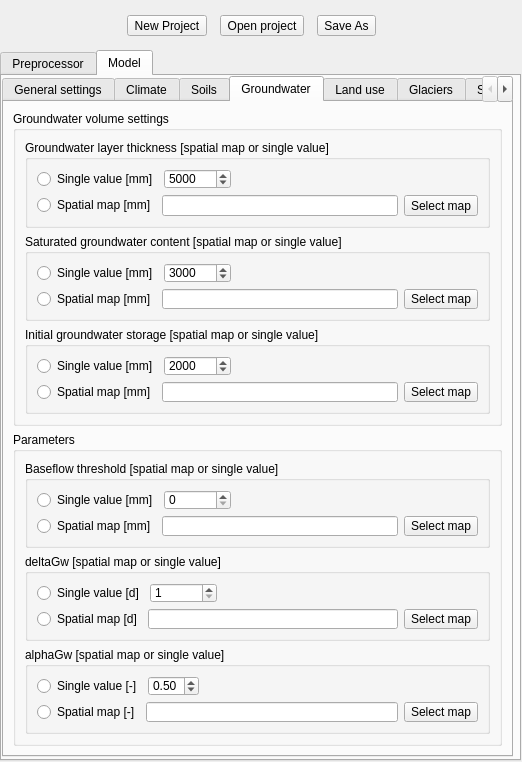
Above: ui/SPHY_plugin_dialog_base.ui from FutureWater/SphyPlugin before the change. Below: the same form after it.
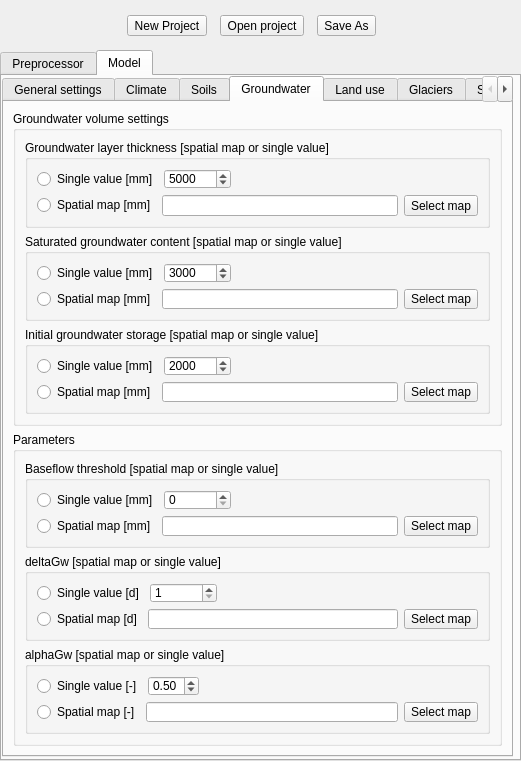
That is the form after the change. Icons and pictures are not drawn.

What changed in the file:
```diff
--- a/ui/SPHY_plugin_dialog_base.ui
+++ b/ui/SPHY_plugin_dialog_base.ui
@@ -6,8 +6,8 @@
    <rect>
     <x>0</x>
     <y>0</y>
-    <width>522</width>
-    <height>762</height>
+    <width>521</width>
+    <height>761</height>
    </rect>
   </property>
   <property name="windowTitle">
```
Left out of the diff: 874 changed lines with no effect on the pictures.
